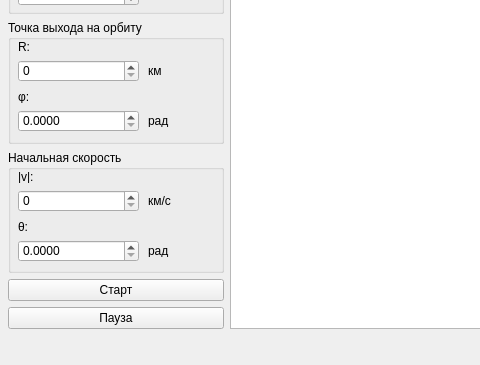
First picture: the form in form.ui, repository mrerro/motion_sc_in_the_system_2_bodies, before the edit; both pictures show x 0 to 480 and y 235 to 600 of the 837 by 600 pixel window.
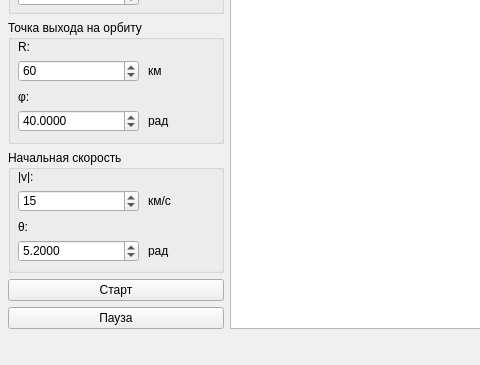
Second picture: the form after the edit. Custom widgets are drawn as their Qt base class.

Commit message: начальные значения для описывания подобия гантельки

```diff
--- a/form.ui
+++ b/form.ui
@@ -326,6 +326,9 @@
            <property name="maximum">
             <number>500</number>
            </property>
+           <property name="value">
+            <number>60</number>
+           </property>
           </widget>
           <widget class="QLabel" name="label_6">
            <property name="geometry">
@@ -355,6 +358,9 @@
            <property name="maximum">
             <double>10000000.000000000000000</double>
            </property>
+           <property name="value">
+            <double>40.000000000000000</double>
+           </property>
           </widget>
           <widget class="QLabel" name="label_15">
            <property name="geometry">
@@ -432,6 +438,9 @@
            <property name="maximum">
             <number>10000000</number>
            </property>
+           <property name="value">
+            <number>15</number>
+           </property>
           </widget>
           <widget class="QDoubleSpinBox" name="teta">
            <property name="geometry">
@@ -448,6 +457,9 @@
            <property name="maximum">
             <double>10000000.000000000000000</double>
            </property>
+           <property name="value">
+            <double>5.200000000000000</double>
+           </property>
           </widget>
           <widget class="QLabel" name="label_8">
            <property name="geometry">
```
